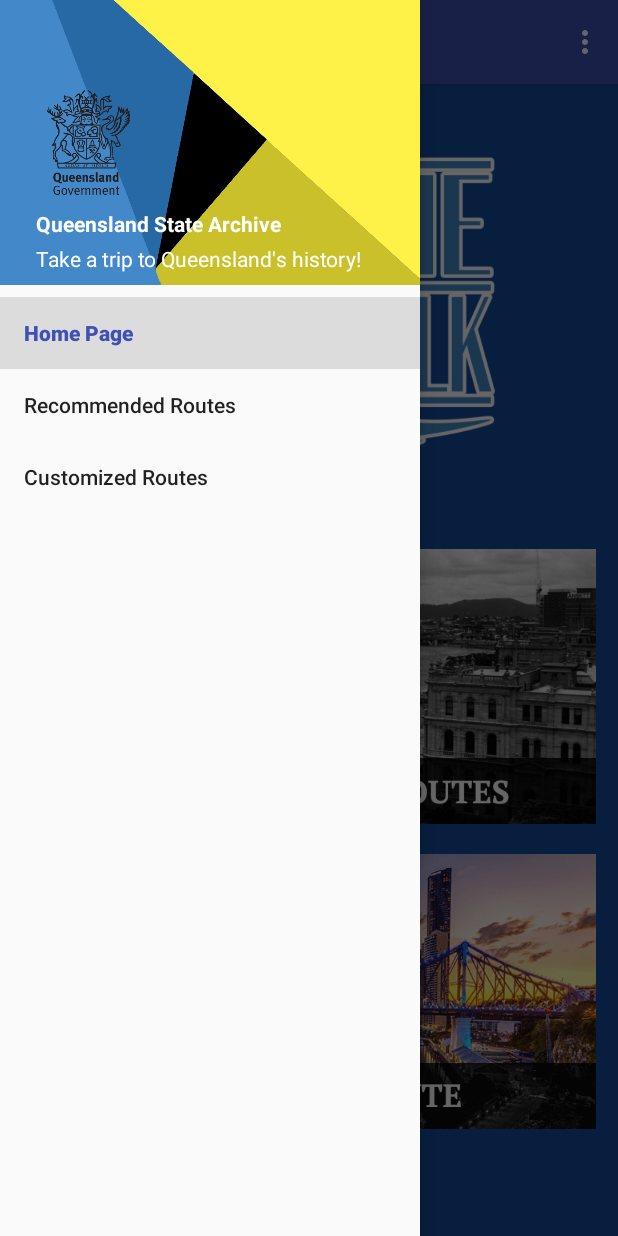
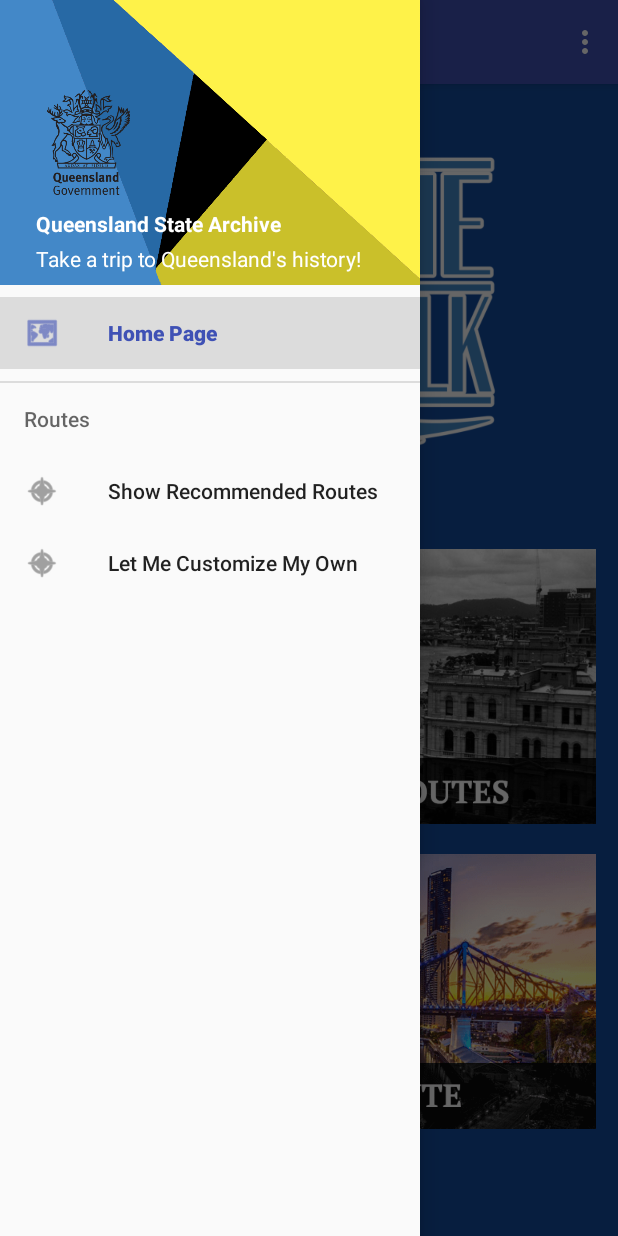
Before and after one commit to isaacraynald/TimeWalk, an Android app: the screen it shows after launch (NavigationDrawer), with the side drawer open, on a phone screen of 412 x 824 dp. Run offline under Robolectric (Android 15) with nearby library versions, the phone set to English and light mode, and no system bars.

Commit message:
added some minor updates on drawer

```diff
--- a/TimeWalk/app/src/main/res/menu/activity_navigation_drawer_drawer.xml
+++ b/TimeWalk/app/src/main/res/menu/activity_navigation_drawer_drawer.xml
@@ -4,14 +4,22 @@
     <group android:checkableBehavior="single">
         <item
             android:id="@+id/nav_home"
+            android:icon="@android:drawable/ic_menu_mapmode"
             android:title="Home Page" />
-        <item
-            android:id="@+id/nav_recommended"
-            android:title="Recommended Routes" />
-        <item
-            android:id="@+id/nav_customized"
-            android:title="Customized Routes" />
     </group>
+    <item android:title="Routes">
+        <menu>
+            <item
+                android:id="@+id/nav_recommended"
+                android:icon="@android:drawable/ic_menu_compass"
+                android:title="Show Recommended Routes" />
+            <item
+                android:id="@+id/nav_customized"
+                android:icon="@android:drawable/ic_menu_compass"
+                android:title="Let Me Customize My Own" />
+        </menu>
+    </item>
+
 
 
 </menu>
```
